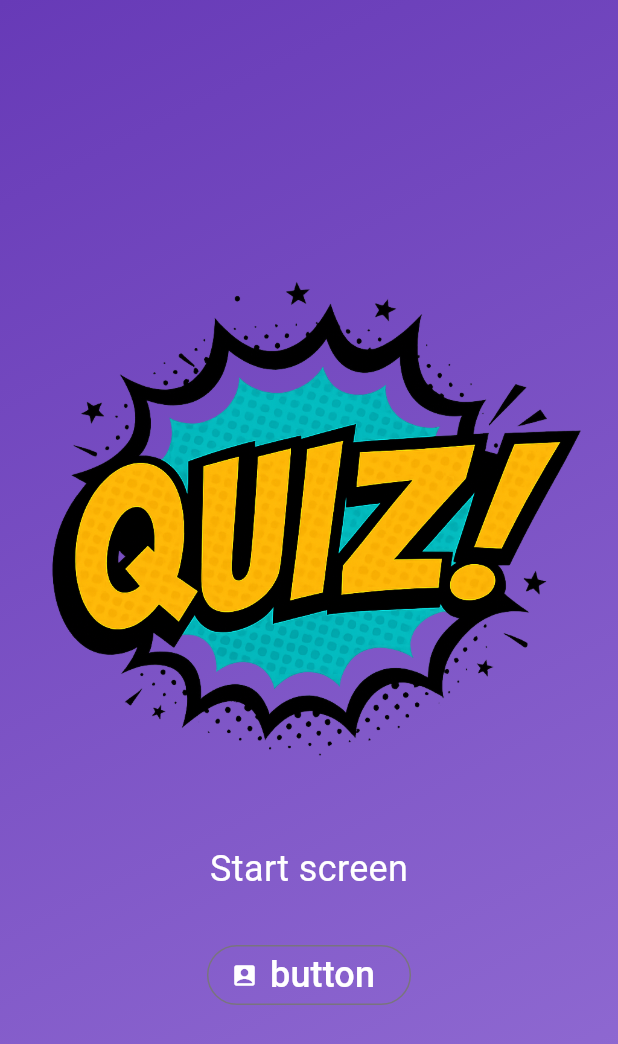
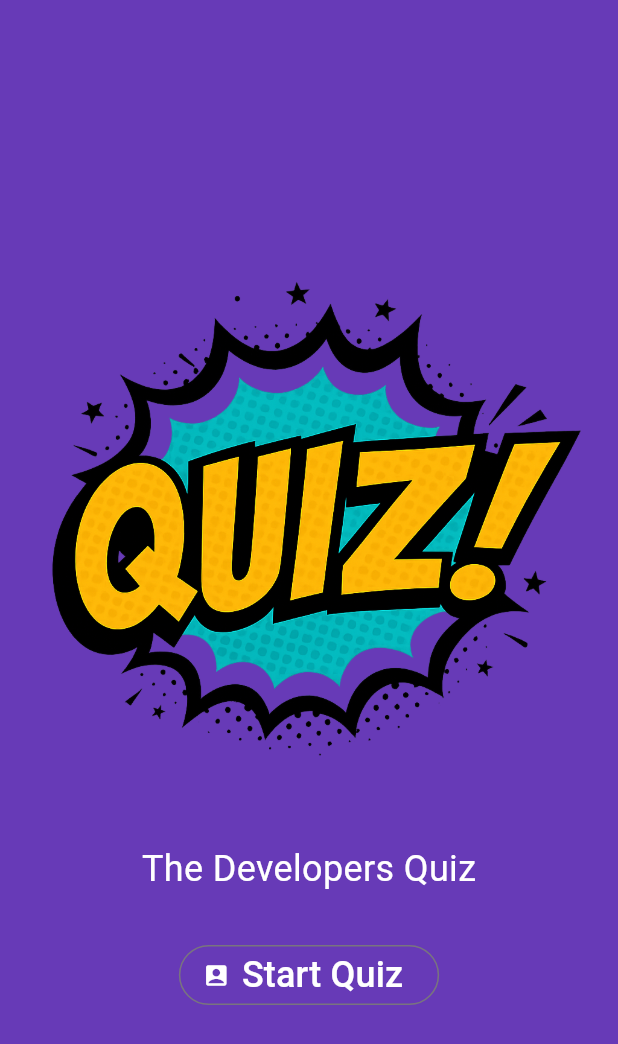
Before and after one commit to YossiYad/Quiz, a Flutter app: the screen it shows after launch, on a phone screen of 412 x 824 dp. Shown: the top 1044 px of the screen. Run offline on Flutter 3.47's test engine with Material 3 defaults, Android fonts, the phone set to English and light mode, and no system bars.

Commit message:
עדכון והעלאת שאלות

```diff
--- a/lib/Quiz.dart
+++ b/lib/Quiz.dart
@@ -1,33 +1,33 @@
 import 'package:flutter/material.dart';
 import 'package:quiz/start_screen.dart';
+import 'package:quiz/questions_screen.dart';
 
 class Quiz extends StatefulWidget {
   const Quiz({super.key});
 
   @override
   State<Quiz> createState() {
-    return _QuizState();
+    return _Quiz();
   }
 }
 
-class _QuizState extends State<Quiz> {
+class _Quiz extends State<Quiz> {
+  var correctScreen = 'start_screen';
+
+  void switchScreens(){
+    setState(() {
+      correctScreen = 'Questions_Screen';
+    });
+  }
+
   @override
   Widget build(context) {
     return MaterialApp(
       home: Scaffold(
-        body: Container(
-          decoration: BoxDecoration(
-            gradient: LinearGradient(
-              colors: const [
-                Colors.deepPurple,
-                Color.fromARGB(255, 147, 110, 212),
-              ],
-              begin: Alignment.topLeft,
-              end: Alignment.bottomRight,
-            ),
-          ),
-          child: StartScreen(),
-        ),
+        backgroundColor: Colors.deepPurple,
+        body: correctScreen == 'start_screen' ?
+        StartScreen(switchScreens) :
+        QuestionsScreen(),
       ),
     );
   }
--- /dev/null
+++ b/lib/models/quiz_questions.dart
@@ -0,0 +1,6 @@
+class QuizQuestions {
+  const QuizQuestions(this.quests, this.ans);
+
+  final String quests;
+  final List<String> ans;
+}
--- a/lib/start_screen.dart
+++ b/lib/start_screen.dart
@@ -1,7 +1,11 @@
 import "package:flutter/material.dart";
+//import "package:quiz/questions_screen.dart";
+//import "package:quiz/Quiz.dart";
 
 class StartScreen extends StatelessWidget {
-  const StartScreen({super.key});
+  const StartScreen(this.startQuiz, {super.key});
+
+  final void Function() startQuiz;
 
   @override
   Widget build(context) {
@@ -11,16 +15,18 @@ class StartScreen extends StatelessWidget {
         children: [
           Image.asset("assets/images/quiz-logo.png"),
           Text(
-            'Start screen',
+            'The Developers Quiz',
             style: TextStyle(color: Colors.white, fontSize: 24),
           ),
           const SizedBox(height: 30),
           OutlinedButton.icon(
-            onPressed: () {
-              //...
-            },
+            onPressed: startQuiz,
             style: OutlinedButton.styleFrom(foregroundColor: Colors.white),
-            label: Text('button', style: TextStyle(fontSize: 24)),
+            label: Text('Start Quiz',
+            style: TextStyle(
+            fontSize: 24
+                )
+              ),
             icon: Icon(Icons.account_box),
           ),
         ],
```
Also changed, not shown: lib/Answer_Button.dart (added, +15 -0 lines), lib/data/questions.dart (added, +65 -0 lines), lib/questions_screen.dart (+18 -5 lines).
